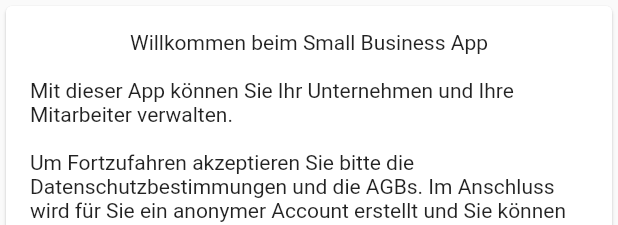
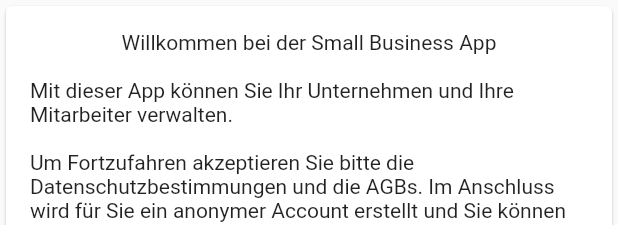
Before and after one commit to grundid/company-man, a Flutter app: the _AnonSignInWidget widget shown alone on an empty page, opened directly with empty values, on a phone screen of 412 x 824 dp. Shown: the top 225 px of the screen. Run offline on Flutter 3.47's test engine with Material 2 defaults, Android fonts, the light colour scheme and no system bars; drawn by our look-alikes of flutter_form_builder; our stand-ins replace bloc, cloud_firestore, connectivity_plus, csv, firebase_auth, firebase_core and 7 more; missing offline and left inert: universal_html; accounts and stored records are empty; generated files the repository leaves out were written again.

Commit message:
fix wording

```diff
--- a/lib/auth/sign_in_widget.dart
+++ b/lib/auth/sign_in_widget.dart
@@ -120,7 +120,11 @@ class PhoneQueryFormWidget extends StatelessWidget {
                 : MainAxisAlignment.end,
             children: [
               if (onCancel != null)
-                TextButton(onPressed: onCancel, child: Text(Localizations.of<MaterialLocalizations>(context, MaterialLocalizations)!.cancelButtonLabel)),
+                TextButton(
+                    onPressed: onCancel,
+                    child: Text(Localizations.of<MaterialLocalizations>(
+                            context, MaterialLocalizations)!
+                        .cancelButtonLabel)),
               ElevatedButton(onPressed: _submitForm, child: Text(buttonLabel))
             ],
           )
@@ -149,7 +153,7 @@ class _AnonSignInWidget extends StatelessWidget {
           child: Column(
             mainAxisSize: MainAxisSize.min,
             children: [
-              Text("Willkommen beim Small Business App"),
+              Text("Willkommen bei der Small Business App"),
               Padding(
                 padding: const EdgeInsets.symmetric(vertical: 16),
                 child: Text(
@@ -220,7 +224,9 @@ class _AnonSignInWidget extends StatelessWidget {
                           onSignIn();
                         }
                       },
-                      child: Text(AppLocalizations.of(context)!.akzeptieren,))
+                      child: Text(
+                        AppLocalizations.of(context)!.akzeptieren,
+                      ))
                 ],
               )
             ],
```
